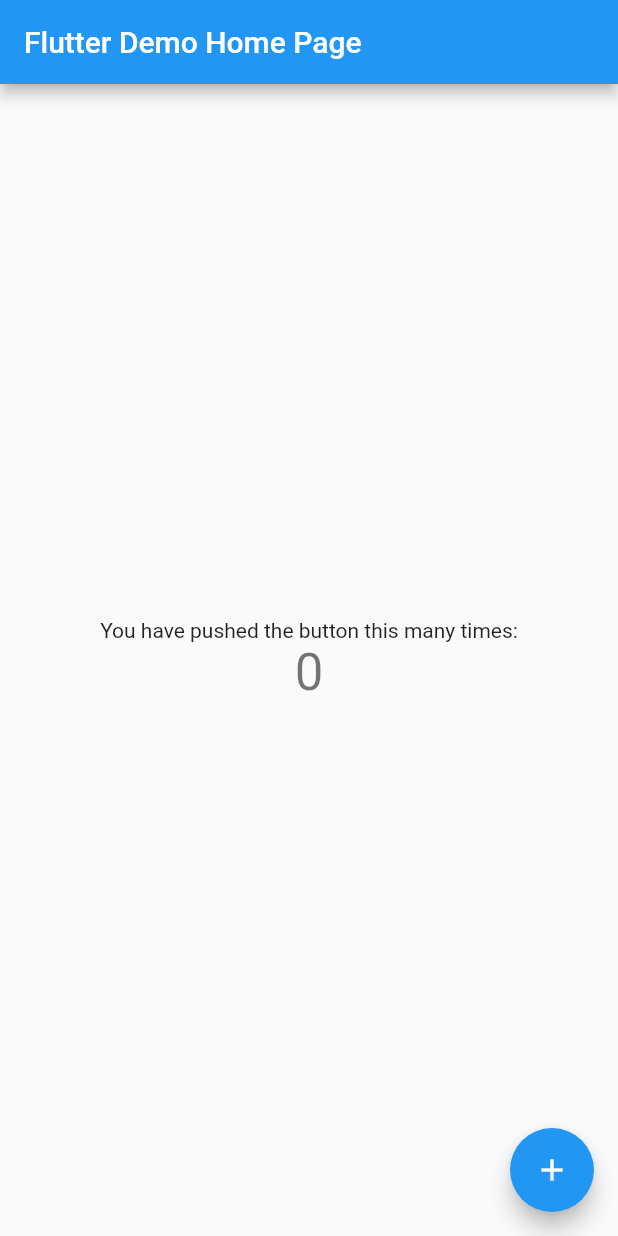
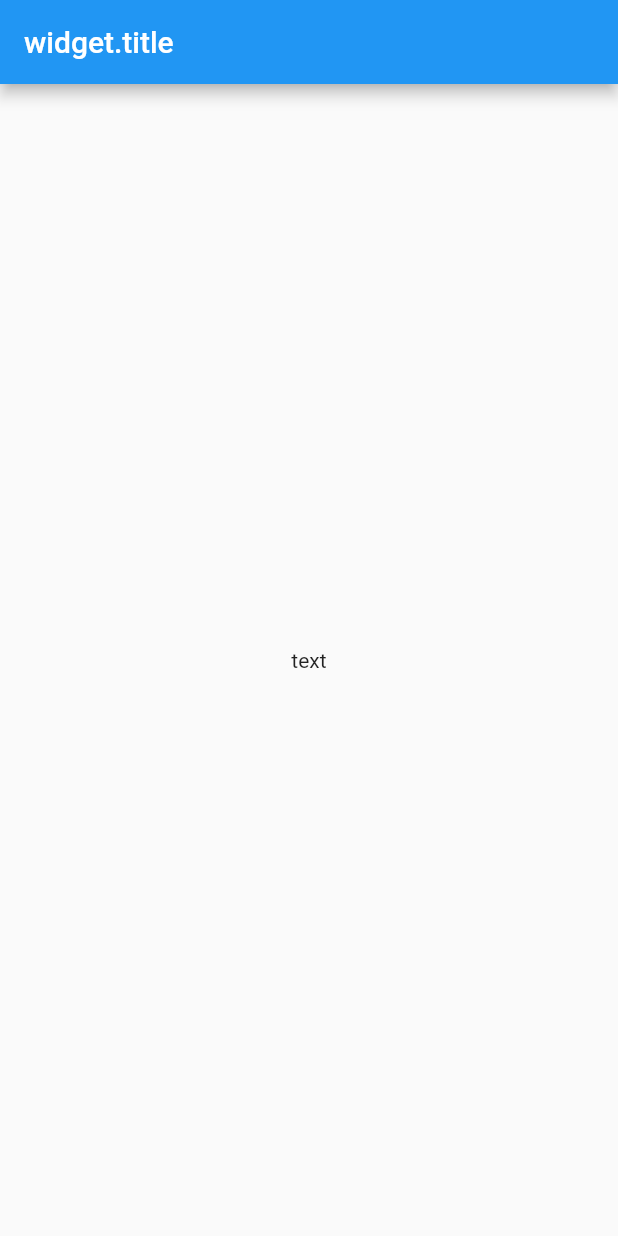
Before and after one commit to beelin000/pixpit, a Flutter app: the screen it shows after launch, on a phone screen of 412 x 824 dp. Run offline on Flutter 3.47's test engine with Material 2 defaults, Android fonts, the phone set to English and light mode, and no system bars.

Commit message:
delete redundant code

```diff
--- a/lib/main.dart
+++ b/lib/main.dart
@@ -10,86 +10,24 @@ class MyApp extends StatelessWidget {
   Widget build(BuildContext context) {
     return MaterialApp(
       title: 'Flutter Demo',
-      theme: ThemeData(
-        primarySwatch: Colors.blue,
-        visualDensity: VisualDensity.adaptivePlatformDensity,
-      ),
       home: MyHomePage(title: 'Flutter Demo Home Page'),
     );
   }
 }
 
-class MyHomePage extends StatefulWidget {
+class MyHomePage extends StatelessWidget {
   MyHomePage({Key key, this.title}) : super(key: key);
   final String title;
 
   @override
-  _MyHomePageState createState() => _MyHomePageState();
-}
+  Widget build(BuildContext context) {
 
-class _MyHomePageState extends State<MyHomePage> {
-  int _counter = 0;
-
-  void _incrementCounter() {
-    setState(() {
-      // This call to setState tells the Flutter framework that something has
-      // changed in this State, which causes it to rerun the build method below
-      // so that the display can reflect the updated values. If we changed
-      // _counter without calling setState(), then the build method would not be
-      // called again, and so nothing would appear to happen.
-      _counter++;
-    });
-  }
-
-  @override
-  Widget build(BuildContext context) {
-    // This method is rerun every time setState is called, for instance as done
-    // by the _incrementCounter method above.
-    //
-    // The Flutter framework has been optimized to make rerunning build methods
-    // fast, so that you can just rebuild anything that needs updating rather
-    // than having to individually change instances of widgets.
     return Scaffold(
       appBar: AppBar(
-        // Here we take the value from the MyHomePage object that was created by
-        // the App.build method, and use it to set our appbar title.
-        title: Text(widget.title),
+        title: Text("widget.title"),
       ),
-      body: Center(
-        // Center is a layout widget. It takes a single child and positions it
-        // in the middle of the parent.
-        child: Column(
-          // Column is also a layout widget. It takes a list of children and
-          // arranges them vertically. By default, it sizes itself to fit its
-          // children horizontally, and tries to be as tall as its parent.
-          //
-          // Invoke "debug painting" (press "p" in the console, choose the
-          // "Toggle Debug Paint" action from the Flutter Inspector in Android
-          // Studio, or the "Toggle Debug Paint" command in Visual Studio Code)
-          // to see the wireframe for each widget.
-          //
-          // Column has various properties to control how it sizes itself and
-          // how it positions its children. Here we use mainAxisAlignment to
-          // center the children vertically; the main axis here is the vertical
-          // axis because Columns are vertical (the cross axis would be
-          // horizontal).
-          mainAxisAlignment: MainAxisAlignment.center,
-          children: <Widget>[
-            Text(
-              'You have pushed the button this many times:',
-            ),
-            Text(
-              '$_counter',
-              style: Theme.of(context).textTheme.headline4,
-            ),
-          ],
-        ),
-      ),
-      floatingActionButton: FloatingActionButton(
-        onPressed: _incrementCounter,
-        tooltip: 'Increment',
-        child: Icon(Icons.add),
-      ), // This trailing comma makes auto-formatting nicer for build methods.
+      body: Center(child: Text("text"),),
+
     );
   }
 }
```
